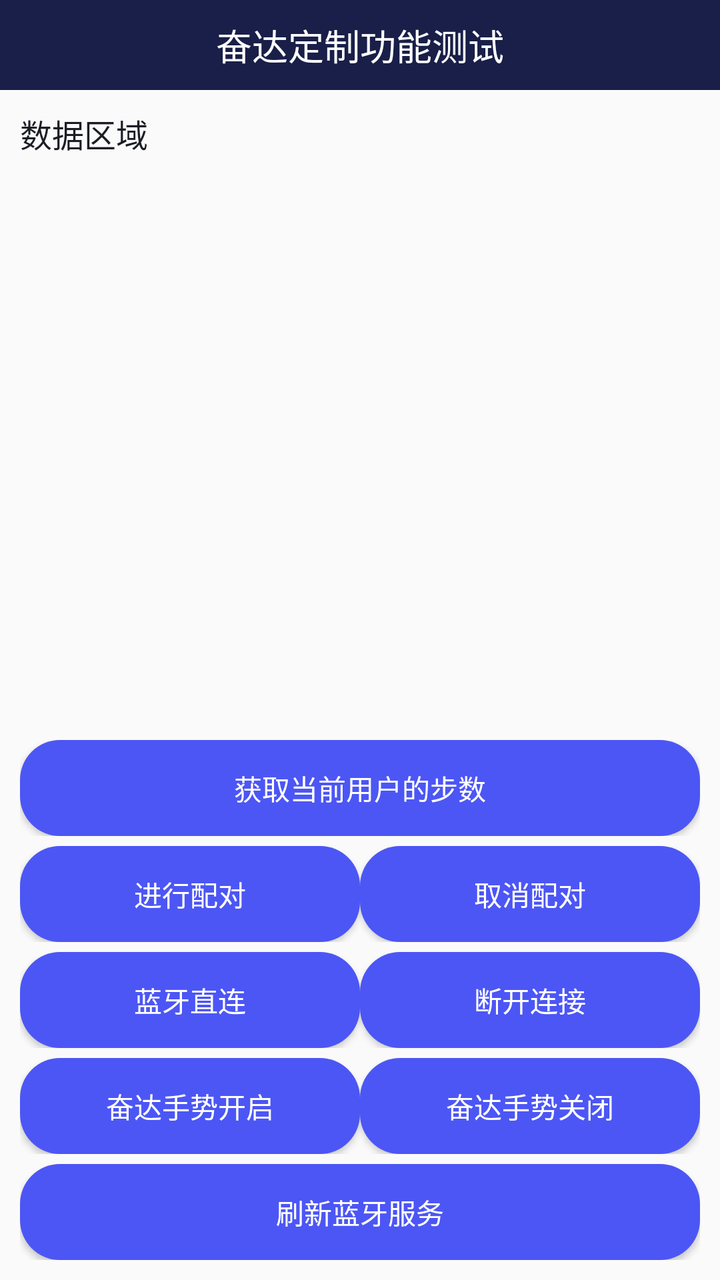
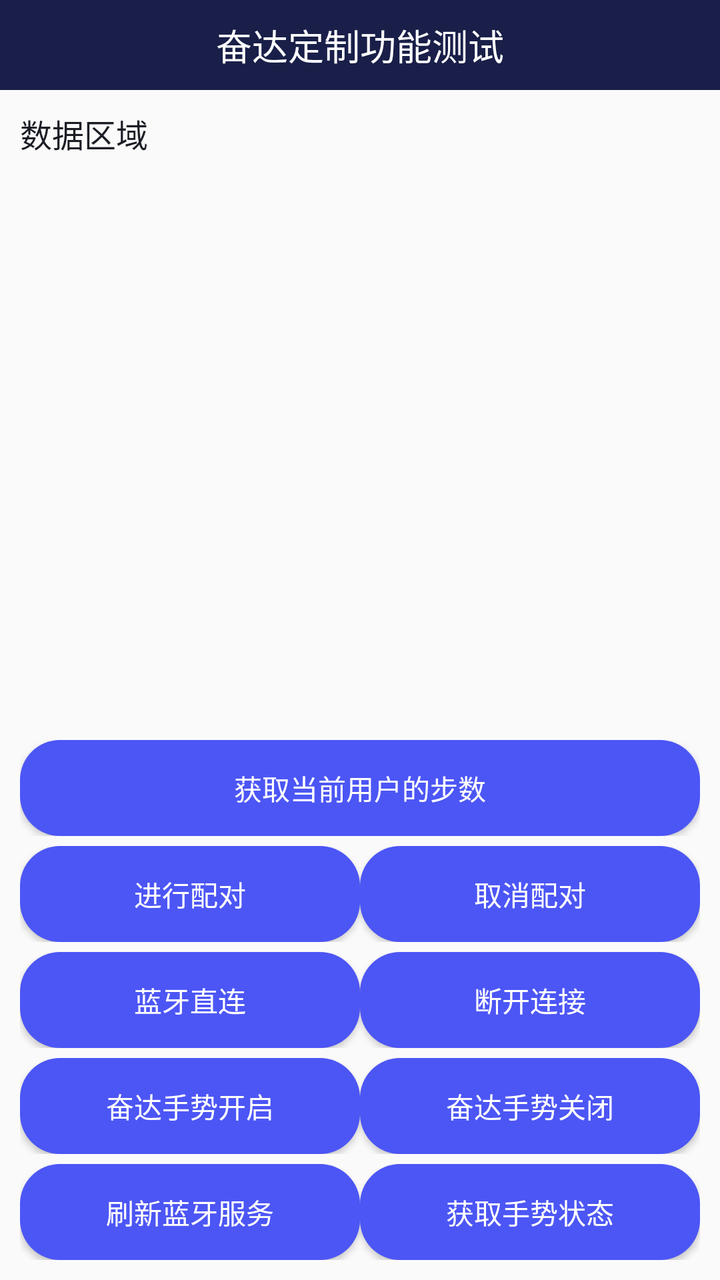

The first picture is an Android layout as it rendered before a commit; the second is the same layout after the commit. The layout source and the unified diff follow.
<!-- AndroidManifest.xml: application theme AppTheme -->
<!-- res/layout/activity_test3.xml -->
<?xml version="1.0" encoding="utf-8"?>
<LinearLayout
    xmlns:android="http://schemas.android.com/apk/res/android"
    xmlns:tools="http://schemas.android.com/tools"
    android:layout_width="match_parent"
    android:layout_height="match_parent"
    android:orientation="vertical"
    android:fitsSystemWindows="true"
    tools:context=".activity.TestActivity2">
    <RelativeLayout
        android:layout_width="match_parent"
        android:layout_height="45dp"
        android:background="@color/colorPrimary">
        <TextView
            android:layout_width="wrap_content"
            android:layout_height="wrap_content"
            android:text="奋达定制功能测试"
            android:textSize="18sp"
            android:layout_centerInParent="true"
            android:textColor="@color/white"/>
    </RelativeLayout>
    <TextView
        android:id="@+id/tv_result2"
        android:layout_width="match_parent"
        android:layout_height="0dp"
        android:layout_weight="1"
        android:text="数据区域"
        android:scrollbars="vertical"
        android:padding="10dp"
        android:lineSpacingExtra="5dp"
        android:textSize="16sp"
        android:textColor="@color/colorPrimaryDark"/>
    <LinearLayout
        android:layout_width="match_parent"
        android:layout_height="wrap_content"
        android:padding="10dp"
        android:orientation="vertical">
        <LinearLayout
            android:layout_width="match_parent"
            android:layout_height="wrap_content"
            android:layout_marginTop="5dp"
            android:orientation="horizontal">
            <Button
                android:id="@+id/bt_currentStep"
                android:layout_width="0dp"
                android:layout_weight="1"
                android:layout_height="wrap_content"
                android:text="获取当前用户的步数"
                android:textSize="14sp"
                android:textColor="@color/white"
                android:background="@drawable/button_bg_state"/>

        </LinearLayout>

        <LinearLayout
            android:layout_width="match_parent"
            android:layout_height="wrap_content"
            android:layout_marginTop="5dp"
            android:orientation="horizontal">
            <Button
                android:id="@+id/bt_jinxingpeidui"
                android:layout_width="0dp"
                android:layout_weight="1"
                android:layout_height="wrap_content"
                android:text="进行配对"
                android:textSize="14sp"
                android:textColor="@color/white"
                android:background="@drawable/button_bg_state"/>
            <Button
                android:id="@+id/bt_quxiaopeidui"
                android:layout_width="0dp"
                android:layout_weight="1"
                android:layout_height="wrap_content"
                android:text="取消配对"
                android:textSize="14sp"
                android:textColor="@color/white"
                android:background="@drawable/button_bg_state"/>
        </LinearLayout>

        <LinearLayout
            android:layout_width="match_parent"
            android:layout_height="wrap_content"
            android:layout_marginTop="5dp"
            android:orientation="horizontal">
            <Button
                android:id="@+id/bt_lanyazhilian"
                android:layout_width="0dp"
                android:layout_weight="1"
                android:layout_height="wrap_content"
                android:text="蓝牙直连"
                android:textSize="14sp"
                android:textColor="@color/white"
                android:background="@drawable/button_bg_state"/>
            <Button
                android:id="@+id/bt_duankailanya"
                android:layout_width="0dp"
                android:layout_weight="1"
                android:layout_height="wrap_content"
                android:text="断开连接"
                android:textSize="14sp"
                android:textColor="@color/white"
                android:background="@drawable/button_bg_state"/>
        </LinearLayout>
        <LinearLayout
            android:layout_width="match_parent"
            android:layout_height="wrap_content"
            android:layout_marginTop="5dp"
            android:orientation="horizontal">
            <Button
                android:id="@+id/bt_fendashoushi"
                android:layout_width="0dp"
                android:layout_weight="1"
                android:layout_height="wrap_content"
                android:text="奋达手势开启"
                android:textSize="14sp"
                android:textColor="@color/white"
                android:background="@drawable/button_bg_state"/>
            <Button
                android:id="@+id/bt_huoqushoushi"
                android:layout_width="0dp"
                android:layout_weight="1"
                android:layout_height="wrap_content"
                android:text="奋达手势关闭"
                android:textSize="14sp"
                android:textColor="@color/white"
                android:background="@drawable/button_bg_state"/>
        </LinearLayout>
        <LinearLayout
            android:layout_width="match_parent"
            android:layout_height="wrap_content"
            android:layout_marginTop="5dp"
            android:orientation="horizontal">
            <Button
                android:id="@+id/bt_shuaxinlanyafuwu"
                android:layout_width="0dp"
                android:layout_weight="1"
                android:layout_height="wrap_content"
                android:text="刷新蓝牙服务"
                android:textSize="14sp"
                android:textColor="@color/white"
                android:background="@drawable/button_bg_state"/>

        </LinearLayout>
    </LinearLayout>

</LinearLayout>
<!-- resources referenced by this layout -->
<resources>
  <color name="colorPrimary">#191F48</color>
  <color name="colorPrimaryDark">#1B1D25</color>
  <color name="white">#ffffff</color>
  <!-- drawable button_bg_state (drawable) -->
  <?xml version="1.0" encoding="utf-8"?>
  <selector xmlns:android="http://schemas.android.com/apk/res/android">
      <item android:state_pressed="false">
          <shape xmlns:android="http://schemas.android.com/apk/res/android">
              <corners android:radius="20dp" />
  
              <solid android:color="@color/lan_se" />
          </shape>
      </item>
      <item android:state_pressed="false">
          <shape xmlns:android="http://schemas.android.com/apk/res/android">
              <corners android:radius="20dp" />
  
              <solid android:color="@color/lan_se" />
          </shape>
      </item>
      <item android:state_pressed="true">
          <shape xmlns:android="http://schemas.android.com/apk/res/android">
              <corners android:radius="20dp" />
  
              <solid android:color="@color/lan_se_press" />
          </shape>
      </item>
  
  </selector>
  <style name="AppTheme" parent="Theme.AppCompat.Light.NoActionBar">
          
          <item name="colorPrimary">@color/colorPrimary</item>
          <item name="colorPrimaryDark">@color/colorPrimary</item>
          <item name="colorAccent">@color/colorAccent</item>
  
  
      </style>
  <color name="lan_se">#4C56F5</color>
  <color name="lan_se_press">#554C56F5</color>
  <color name="colorAccent">#03DAC5</color>
</resources>

<!-- the commit's change to res/layout/activity_test3.xml (unified diff, before → after) -->
@@ -139,7 +139,15 @@
                 android:textSize="14sp"
                 android:textColor="@color/white"
                 android:background="@drawable/button_bg_state"/>
-
+            <Button
+                android:id="@+id/bt_shoushihuoqu"
+                android:layout_width="0dp"
+                android:layout_weight="1"
+                android:layout_height="wrap_content"
+                android:text="获取手势状态"
+                android:textSize="14sp"
+                android:textColor="@color/white"
+                android:background="@drawable/button_bg_state"/>
         </LinearLayout>
     </LinearLayout>
 
